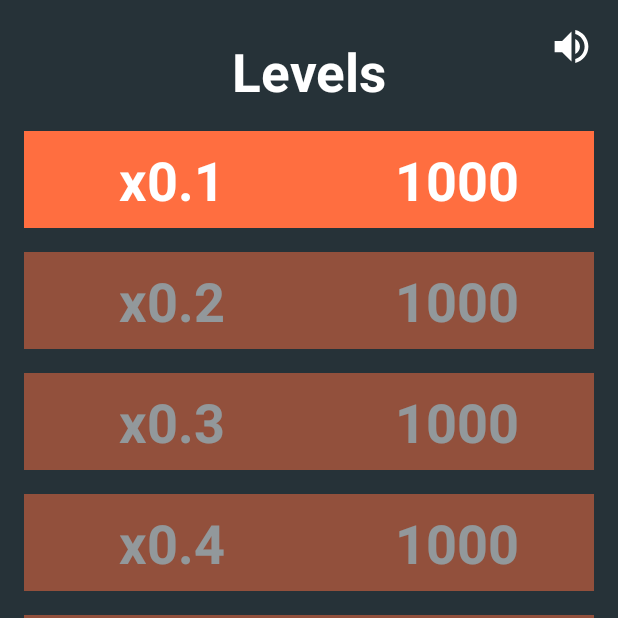
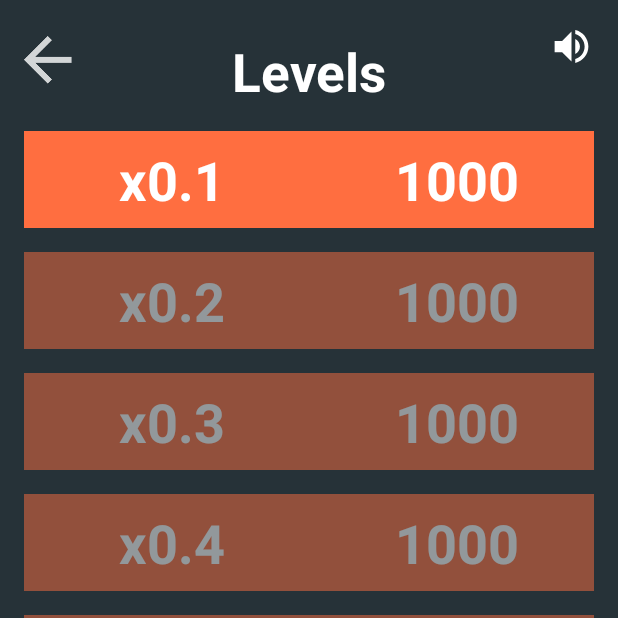
Before and after one commit to MadonnasPlays/TimeFrenzy_Android, an Android app: the screen it shows after launch (MainActivity), after a tap on "LEVELS", on a phone screen of 412 x 824 dp, the top half of it. Run offline under Robolectric (Android 15) with nearby library versions, the phone set to English and light mode, and no system bars; our stand-ins replace Room's generated code; libraries missing offline, so code that uses them is left out: android.arch.persistence.

Commit message:
Level select back button added

```diff
--- a/app/src/main/java/com/avoupavou/timefrenzy/MainActivity.java
+++ b/app/src/main/java/com/avoupavou/timefrenzy/MainActivity.java
@@ -42,16 +42,7 @@ public class MainActivity extends AppCompatActivity implements WelcomeFragment.O
 
         AppDatabase.getAppDatabase(this);
         // Create new fragment and transaction
-        Fragment welcomeFragment = new WelcomeFragment();
-        mFragmentManager = getFragmentManager();
-        FragmentTransaction transaction = mFragmentManager.beginTransaction();
-
-        // Replace whatever is in the fragment_container view with this fragment,
-        // and add the transaction to the back stack
-        //transaction.replace(R.id.fragment_container, welcomeFragment);
-        transaction.add(R.id.fragment_container,welcomeFragment);
-        // Commit the transaction
-        transaction.commit();
+        welcomeScreen();
 
         LevelController.initLevels();
 
@@ -83,7 +74,15 @@ public class MainActivity extends AppCompatActivity implements WelcomeFragment.O
 
     }
 
-
+    private void welcomeScreen(){
+        // Create new fragment and transaction
+        Fragment welcomeFragment = new WelcomeFragment();
+        mFragmentManager = getFragmentManager();
+        FragmentTransaction transaction = mFragmentManager.beginTransaction();
+        transaction.replace(R.id.fragment_container,welcomeFragment);
+        // Commit the transaction
+        transaction.commit();
+    }
     private void setMuteMusic(boolean mute){
         if(mute){
             if(mainAudio!= null && mainAudio.isPlaying()){
@@ -191,6 +190,11 @@ public class MainActivity extends AppCompatActivity implements WelcomeFragment.O
     }
 
     @Override
+    public void onLevelSelectBack() {
+        welcomeScreen();
+    }
+
+    @Override
     public void backButtonPressed() {
         onBackPressed();
     }
--- a/app/src/main/java/com/avoupavou/timefrenzy/levels/LevelSelectFragment.java
+++ b/app/src/main/java/com/avoupavou/timefrenzy/levels/LevelSelectFragment.java
@@ -8,8 +8,11 @@ import android.support.v7.widget.LinearLayoutManager;
 import android.support.v7.widget.RecyclerView;
 import android.util.Log;
 import android.view.LayoutInflater;
+import android.view.MotionEvent;
 import android.view.View;
 import android.view.ViewGroup;
+import android.widget.Button;
+import android.widget.ImageButton;
 
 import com.avoupavou.timefrenzy.R;
 
@@ -87,6 +90,17 @@ public class LevelSelectFragment extends Fragment implements View.OnClickListene
         mLevels = LevelController.getLevels();
         mLevelSelectAdapter = new LevelSelectAdapter(mLevels,this);
         mRecyclerView.setAdapter(mLevelSelectAdapter);
+
+        ImageButton mBackButton = (ImageButton)view.findViewById(R.id.button_level_back1);
+        mBackButton.setOnTouchListener(new View.OnTouchListener() {
+            @Override
+            public boolean onTouch(View view, MotionEvent motionEvent) {
+                if (motionEvent.getAction() == MotionEvent.ACTION_DOWN) {
+                    mListener.onLevelSelectBack();
+                }
+                return true;
+            }
+        });
         return view;
     }
 
@@ -127,5 +141,6 @@ public class LevelSelectFragment extends Fragment implements View.OnClickListene
 
     public interface OnLevelSelectFragmentInteractionListener {
         void onLevelSelect(Level level);
+        void onLevelSelectBack();
     }
 }
--- a/app/src/main/res/layout/fragment_level_select.xml
+++ b/app/src/main/res/layout/fragment_level_select.xml
@@ -3,6 +3,22 @@
     xmlns:tools="http://schemas.android.com/tools"
     android:layout_width="match_parent"
     android:layout_height="match_parent">
+
+    <ImageButton
+        android:id="@+id/button_level_back1"
+        android:layout_width="wrap_content"
+        android:layout_height="0dp"
+        android:layout_marginStart="16dp"
+        android:layout_marginTop="8dp"
+        android:adjustViewBounds="true"
+        android:background="#00000000"
+        android:clickable="true"
+        android:focusable="true"
+        android:src="@drawable/ic_action_back"
+        app:layout_constraintStart_toStartOf="parent"
+        app:layout_constraintTop_toTopOf="parent"
+        app:srcCompat="@drawable/ic_action_back"
+        android:layout_marginLeft="16dp" />
 
     <TextView
         android:id="@+id/textView"
```
